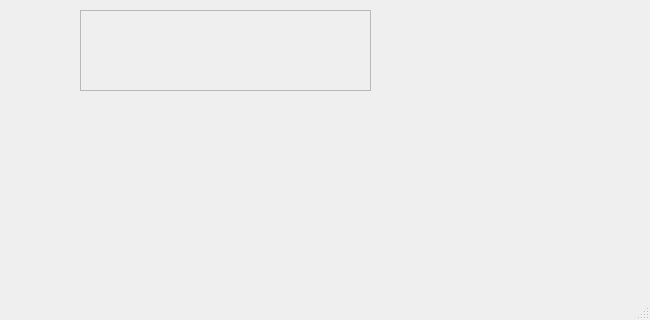
Above: 10_QtEvent/mainwindow.ui from MZWDAN/Qt before the change; both pictures show x 150 to 800 and y 280 to 600 of the 800 by 600 pixel window. Below: the same form after it.
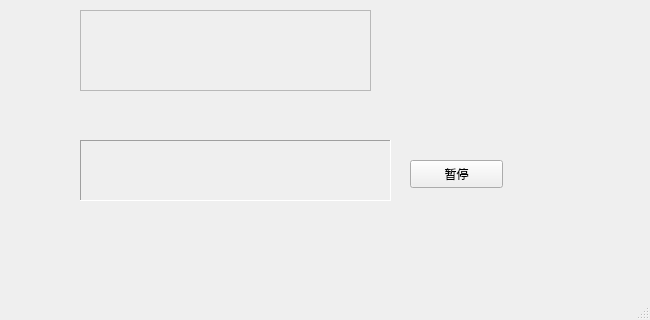
That is the form after the change. Custom widgets are drawn as their Qt base class.

Diff of the .ui file:
```diff
--- a/10_QtEvent/mainwindow.ui
+++ b/10_QtEvent/mainwindow.ui
@@ -62,6 +62,38 @@
      <string/>
     </property>
    </widget>
+   <widget class="QLabel" name="label_4">
+    <property name="geometry">
+     <rect>
+      <x>230</x>
+      <y>420</y>
+      <width>311</width>
+      <height>61</height>
+     </rect>
+    </property>
+    <property name="frameShape">
+     <enum>QFrame::Panel</enum>
+    </property>
+    <property name="frameShadow">
+     <enum>QFrame::Sunken</enum>
+    </property>
+    <property name="text">
+     <string/>
+    </property>
+   </widget>
+   <widget class="QPushButton" name="pushButton">
+    <property name="geometry">
+     <rect>
+      <x>560</x>
+      <y>440</y>
+      <width>93</width>
+      <height>28</height>
+     </rect>
+    </property>
+    <property name="text">
+     <string>暂停</string>
+    </property>
+   </widget>
   </widget>
   <widget class="QMenuBar" name="menubar">
    <property name="geometry">
```
Left out of the diff: 2 changed lines with no effect on the pictures.
